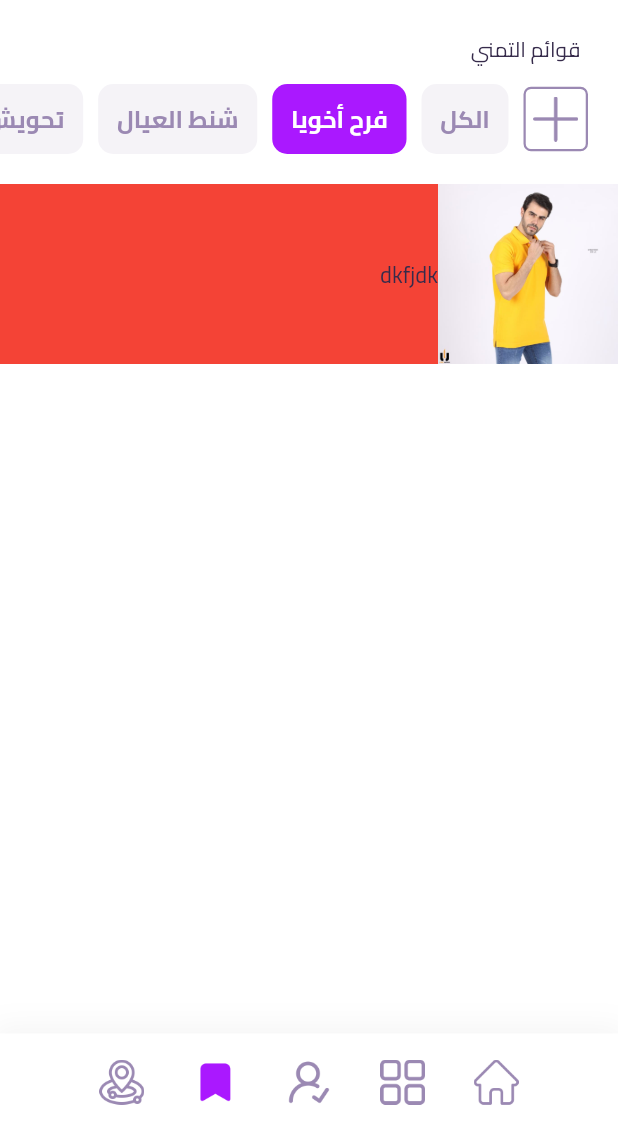
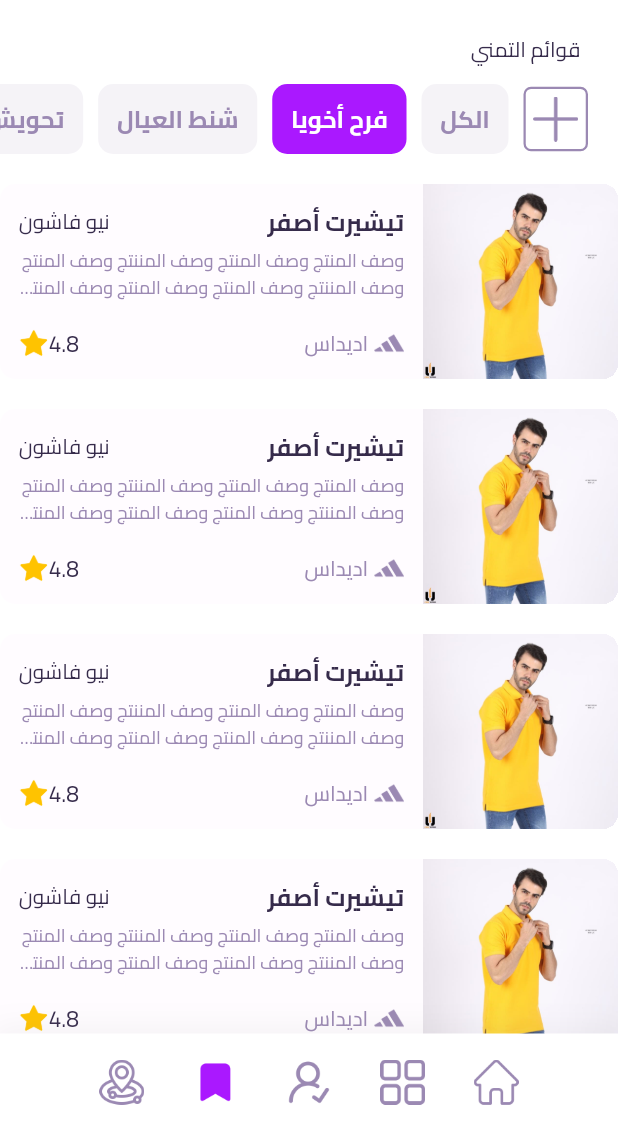
Before and after one commit to amrmhassan/sheaaka, a Flutter app: the screen it shows after launch, item 2 of the bottom bar chosen, on a phone screen of 412 x 824 dp, the part 105-1236 px from its top. Run offline on Flutter 3.47's test engine with Material 2 defaults, Android fonts, the phone set to English and light mode, and no system bars; our stand-ins replace dotted_border.

Commit message:
wishlist screen UI

```diff
--- a/lib/constants/styles.dart
+++ b/lib/constants/styles.dart
@@ -74,7 +74,22 @@ const TextStyle h4LightTextStyle = TextStyle(
 );
 
 //@ h5 text styles
+const TextStyle h5TextStyle = TextStyle(
+  fontSize: h5TextSize,
+  fontWeight: FontWeight.bold,
+  fontFamily: 'Cairo',
+);
+const TextStyle h5InactiveTextStyle = TextStyle(
+  fontSize: h5TextSize,
+  color: kInActiveTextColor,
+  fontFamily: 'Cairo',
+);
 const TextStyle h5LightTextStyle = TextStyle(
+  fontSize: h5TextSize,
+  color: Colors.white,
+  fontFamily: 'Cairo',
+);
+const TextStyle h5LiteTextStyle = TextStyle(
   fontSize: h5TextSize,
   fontFamily: 'Cairo',
 );
--- a/lib/screens/home_screen/widgets/padding_wrapper.dart
+++ b/lib/screens/home_screen/widgets/padding_wrapper.dart
@@ -7,17 +7,20 @@ class PaddingWrapper extends StatelessWidget {
   final Widget child;
   final EdgeInsets? padding;
   final double? width;
+  final Color? color;
 
   const PaddingWrapper({
     Key? key,
     required this.child,
     this.width,
     this.padding,
+    this.color,
   }) : super(key: key);
 
   @override
   Widget build(BuildContext context) {
     return Container(
+      color: color,
       width: width,
       padding: padding ??
           EdgeInsets.symmetric(
--- /dev/null
+++ b/lib/screens/wishlist_screen/widgets/add_wishlist_button.dart
@@ -0,0 +1,33 @@
+// ignore_for_file: prefer_const_constructors
+
+import 'package:flutter/material.dart';
+import 'package:project/constants/colors.dart';
+import 'package:project/constants/sizes.dart';
+import 'package:project/global/widgets/button_wrapper.dart';
+
+class AddWishListButton extends StatelessWidget {
+  const AddWishListButton({
+    Key? key,
+  }) : super(key: key);
+
+  @override
+  Widget build(BuildContext context) {
+    return ButtonWrapper(
+      onTap: () {},
+      backgroundColor: Colors.transparent,
+      padding: EdgeInsets.all(mediumPadding),
+      decoration: BoxDecoration(
+        border: Border.all(
+          width: 1.5,
+          color: kSecondaryColor,
+        ),
+        borderRadius: BorderRadius.circular(smallBorderRadius),
+      ),
+      child: Image.asset(
+        'assets/icons/plus.png',
+        color: kSecondaryColor,
+        width: mediumIconSize,
+      ),
+    );
+  }
+}
--- /dev/null
+++ b/lib/screens/wishlist_screen/widgets/brand.dart
@@ -0,0 +1,31 @@
+// ignore_for_file: prefer_const_constructors
+
+import 'package:flutter/material.dart';
+import 'package:project/constants/colors.dart';
+import 'package:project/constants/sizes.dart';
+import 'package:project/constants/styles.dart';
+import 'package:project/global/widgets/h_space.dart';
+
+class Brand extends StatelessWidget {
+  const Brand({
+    Key? key,
+  }) : super(key: key);
+
+  @override
+  Widget build(BuildContext context) {
+    return Row(
+      children: [
+        Image.asset(
+          'assets/icons/adidas.png',
+          width: smallIconSize,
+          color: kSecondaryColor,
+        ),
+        HSpace(factor: .2),
+        Text(
+          'اديداس',
+          style: h4TextStyleInactive,
+        )
+      ],
+    );
+  }
+}
--- /dev/null
+++ b/lib/screens/wishlist_screen/widgets/h_post_desc.dart
@@ -0,0 +1,18 @@
+import 'package:flutter/material.dart';
+import 'package:project/constants/styles.dart';
+
+class HPostDesc extends StatelessWidget {
+  const HPostDesc({
+    Key? key,
+  }) : super(key: key);
+
+  @override
+  Widget build(BuildContext context) {
+    return Text(
+      'وصف المنتج وصف المنتج وصف المننتج وصف المنتج وصف المننتج وصف المنتج وصف المنتج وصف المنتج وصف المنتج ',
+      style: h5InactiveTextStyle.copyWith(height: 1.5),
+      overflow: TextOverflow.ellipsis,
+      maxLines: 2,
+    );
+  }
+}
--- /dev/null
+++ b/lib/screens/wishlist_screen/widgets/h_post_info.dart
@@ -0,0 +1,27 @@
+// ignore_for_file: prefer_const_constructors, prefer_const_literals_to_create_immutables
+
+import 'package:flutter/material.dart';
+import 'package:project/constants/styles.dart';
+
+class HPostInfo extends StatelessWidget {
+  const HPostInfo({
+    Key? key,
+  }) : super(key: key);
+
+  @override
+  Widget build(BuildContext context) {
+    return Row(
+      mainAxisAlignment: MainAxisAlignment.spaceBetween,
+      children: [
+        Text(
+          'تيشيرت أصفر',
+          style: h3TextStyle,
+        ),
+        Text(
+          'نيو فاشون',
+          style: h4LiteTextStyle,
+        ),
+      ],
+    );
+  }
+}
--- /dev/null
+++ b/lib/screens/wishlist_screen/widgets/horizontal_post.dart
@@ -0,0 +1,59 @@
+// ignore_for_file: prefer_const_constructors, prefer_const_literals_to_create_immutables
+
+import 'package:flutter/material.dart';
+import 'package:project/constants/colors.dart';
+import 'package:project/constants/sizes.dart';
+import 'package:project/global/widgets/button_wrapper.dart';
+import 'package:project/global/widgets/rating.dart';
+import 'package:project/global/widgets/v_space.dart';
+import 'package:project/screens/home_screen/widgets/padding_wrapper.dart';
+import 'package:project/screens/wishlist_screen/widgets/brand.dart';
+import 'package:project/screens/wishlist_screen/widgets/h_post_desc.dart';
+import 'package:project/screens/wishlist_screen/widgets/h_post_info.dart';
+
+class HorizontalPost extends StatelessWidget {
+  const HorizontalPost({
+    Key? key,
+  }) : super(key: key);
+
+  @override
+  Widget build(BuildContext context) {
+    return ButtonWrapper(
+      onTap: () {},
+      margin: EdgeInsets.only(bottom: kVPad),
+      height: 130,
+      backgroundColor: kLightColor.withOpacity(.3),
+      child: Row(
+        children: [
+          Image.asset(
+            'assets/images/3.jpg',
+            fit: BoxFit.cover,
+            width: 130,
+            alignment: Alignment.topCenter,
+          ),
+          Expanded(
+            child: PaddingWrapper(
+              padding: EdgeInsets.symmetric(horizontal: kHPad / 2),
+              child: Column(
+                mainAxisAlignment: MainAxisAlignment.center,
+                children: [
+                  HPostInfo(),
+                  VSpace(factor: .1),
+                  HPostDesc(),
+                  VSpace(factor: .7),
+                  Row(
+                    children: [
+                      Brand(),
+                      Spacer(),
+                      Rating(),
+                    ],
+                  )
+                ],
+              ),
+            ),
+          )
+        ],
+      ),
+    );
+  }
+}
--- /dev/null
+++ b/lib/screens/wishlist_screen/widgets/wishlist_name.dart
@@ -0,0 +1,37 @@
+// ignore_for_file: prefer_const_constructors
+
+import 'package:flutter/material.dart';
+import 'package:project/constants/colors.dart';
+import 'package:project/constants/sizes.dart';
+import 'package:project/constants/styles.dart';
+import 'package:project/global/widgets/button_wrapper.dart';
+
+class WishListName extends StatelessWidget {
+  final String title;
+  final bool active;
+
+  const WishListName({
+    Key? key,
+    required this.title,
+    this.active = false,
+  }) : super(key: key);
+
+  @override
+  Widget build(BuildContext context) {
+    return ButtonWrapper(
+      backgroundColor: active ? kPrimaryColor : kSecondaryColor.withOpacity(.1),
+      onTap: () {},
+      margin: EdgeInsets.only(left: kHPad / 2.5),
+      padding: EdgeInsets.symmetric(
+        horizontal: kHPad / 2,
+        vertical: kHPad / 3,
+      ),
+      child: Text(
+        title,
+        style: h3TextStyle.copyWith(
+          color: active ? Colors.white : kInActiveTextColor,
+        ),
+      ),
+    );
+  }
+}
--- /dev/null
+++ b/lib/screens/wishlist_screen/widgets/wishlist_names.dart
@@ -0,0 +1,40 @@
+// ignore_for_file: prefer_const_constructors, prefer_const_literals_to_create_immutables
+
+import 'package:flutter/material.dart';
+import 'package:project/global/widgets/h_space.dart';
+import 'package:project/screens/wishlist_screen/widgets/add_wishlist_button.dart';
+import 'package:project/screens/wishlist_screen/widgets/wishlist_name.dart';
+
+class WishListsNames extends StatelessWidget {
+  const WishListsNames({
+    Key? key,
+  }) : super(key: key);
+
+  @override
+  Widget build(BuildContext context) {
+    return SingleChildScrollView(
+      physics: BouncingScrollPhysics(),
+      scrollDirection: Axis.horizontal,
+      child: Row(
+        children: [
+          HSpace(),
+          AddWishListButton(),
+          HSpace(factor: .5),
+          WishListName(
+            title: 'الكل',
+          ),
+          WishListName(
+            title: 'فرح أخويا',
+            active: true,
+          ),
+          WishListName(
+            title: 'شنط العيال',
+          ),
+          WishListName(
+            title: 'تحويش البدلة',
+          ),
+        ],
+      ),
+    );
+  }
+}
--- a/lib/screens/wishlist_screen/wishlist_screen.dart
+++ b/lib/screens/wishlist_screen/wishlist_screen.dart
@@ -1,13 +1,11 @@
 // ignore_for_file: avoid_unnecessary_containers, prefer_const_constructors, prefer_const_literals_to_create_immutables
 
 import 'package:flutter/material.dart';
-import 'package:project/constants/colors.dart';
-import 'package:project/constants/sizes.dart';
 import 'package:project/constants/styles.dart';
-import 'package:project/global/widgets/button_wrapper.dart';
-import 'package:project/global/widgets/h_space.dart';
 import 'package:project/global/widgets/v_space.dart';
 import 'package:project/screens/home_screen/widgets/padding_wrapper.dart';
+import 'package:project/screens/wishlist_screen/widgets/horizontal_post.dart';
+import 'package:project/screens/wishlist_screen/widgets/wishlist_names.dart';
 
 class WishlistScreen extends StatelessWidget {
   const WishlistScreen({Key? key}) : super(key: key);
@@ -29,19 +27,19 @@ class WishlistScreen extends StatelessWidget {
           VSpace(factor: .5),
           WishListsNames(),
           VSpace(),
-          Container(
-            height: 120,
-            width: double.infinity,
-            color: Colors.red,
-            child: Row(
-              children: [
-                Image.asset(
-                  'assets/images/3.jpg',
-                  fit: BoxFit.cover,
-                  width: 120,
-                ),
-                Text('dkfjdk'),
-              ],
+          Expanded(
+            child: SingleChildScrollView(
+              physics: BouncingScrollPhysics(),
+              child: Column(
+                children: [
+                  HorizontalPost(),
+                  HorizontalPost(),
+                  HorizontalPost(),
+                  HorizontalPost(),
+                  HorizontalPost(),
+                  HorizontalPost(),
+                ],
+              ),
             ),
           )
         ],
@@ -49,94 +47,3 @@ class WishlistScreen extends StatelessWidget {
     );
   }
 }
-
-class WishListsNames extends StatelessWidget {
-  const WishListsNames({
-    Key? key,
-  }) : super(key: key);
-
-  @override
-  Widget build(BuildContext context) {
-    return SingleChildScrollView(
-      physics: BouncingScrollPhysics(),
-      scrollDirection: Axis.horizontal,
-      child: Row(
-        children: [
-          HSpace(),
-          AddWishListButton(),
-          HSpace(factor: .5),
-          WishListName(
-            title: 'الكل',
-          ),
-          WishListName(
-            title: 'فرح أخويا',
-            active: true,
-          ),
-          WishListName(
-            title: 'شنط العيال',
-          ),
-          WishListName(
-            title: 'تحويش البدلة',
-          ),
-        ],
-      ),
-    );
-  }
-}
-
-class WishListName extends StatelessWidget {
-  final String title;
-  final bool active;
-
-  const WishListName({
-    Key? key,
-    required this.title,
-    this.active = false,
-  }) : super(key: key);
-
-  @override
-  Widget build(BuildContext context) {
-    return ButtonWrapper(
-      backgroundColor: active ? kPrimaryColor : kSecondaryColor.withOpacity(.1),
-      onTap: () {},
-      margin: EdgeInsets.only(left: kHPad / 2.5),
-      padding: EdgeInsets.symmetric(
-        horizontal: kHPad / 2,
-        vertical: kHPad / 3,
-      ),
-      child: Text(
-        title,
-        style: h3TextStyle.copyWith(
-          color: active ? Colors.white : kInActiveTextColor,
-        ),
-      ),
-    );
-  }
-}
-
-class AddWishListButton extends StatelessWidget {
-  const AddWishListButton({
-    Key? key,
-  }) : super(key: key);
-
-  @override
-  Widget build(BuildContext context) {
-    return ButtonWrapper(
-      onTap: () {},
-      backgroundColor: Colors.transparent,
-      padding: EdgeInsets.all(mediumPadding),
-      decoration: BoxDecoration(
-        border: Border.all(
-          width: 1.5,
-          color: kSecondaryColor,
-        ),
-        borderRadius: BorderRadius.circular(smallBorderRadius),
-      ),
-      child: Image.asset(
-        'assets/icons/plus.png',
-        color: kSecondaryColor,
-        width: mediumIconSize,
-      ),
-    );
-  }
-}
```
